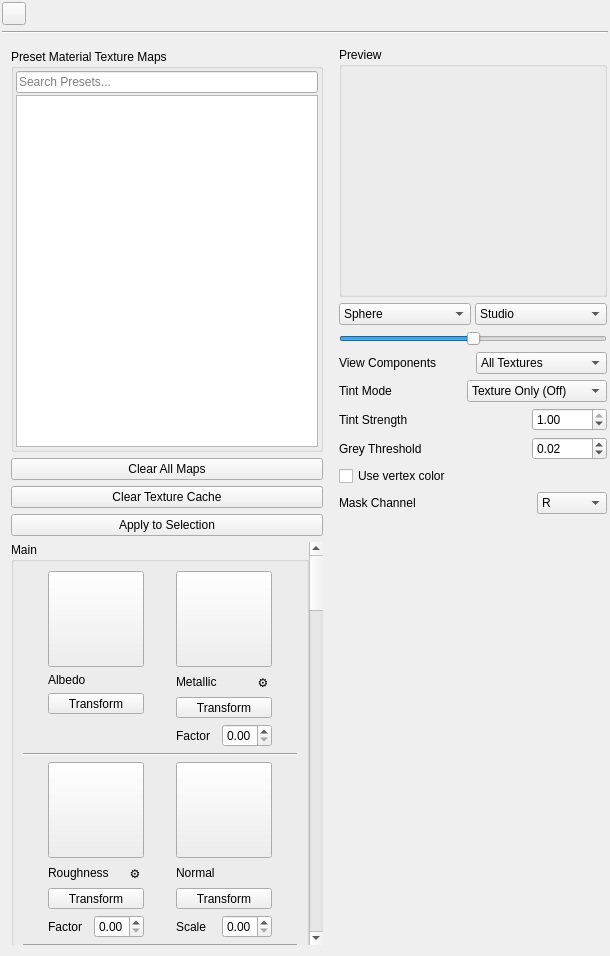
The window that ui/TextureMappingPanel.ui (01Hub/ModelViewer) describes before a commit, drawn with Qt 5.
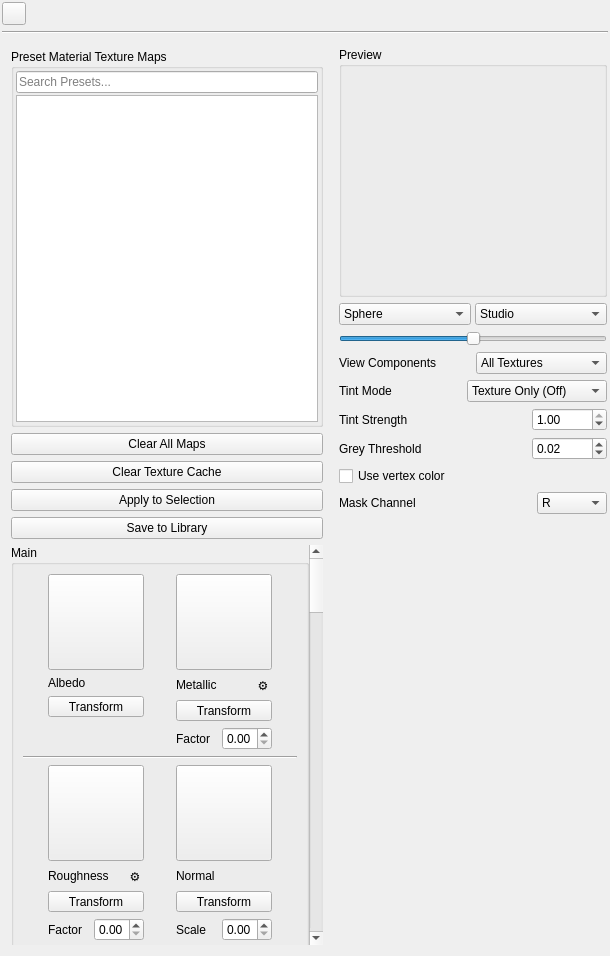
The same window after the commit. Icons and pictures are not drawn. Custom widgets are drawn as their Qt base class.

```diff
--- a/ui/TextureMappingPanel.ui
+++ b/ui/TextureMappingPanel.ui
@@ -117,6 +117,13 @@
         </property>
        </widget>
       </item>
+      <item>
+       <widget class="QPushButton" name="pushButtonSave">
+        <property name="text">
+         <string>Save to Library</string>
+        </property>
+       </widget>
+      </item>
       <item>
        <widget class="QScrollArea" name="scrollArea">
         <property name="minimumSize">
```
